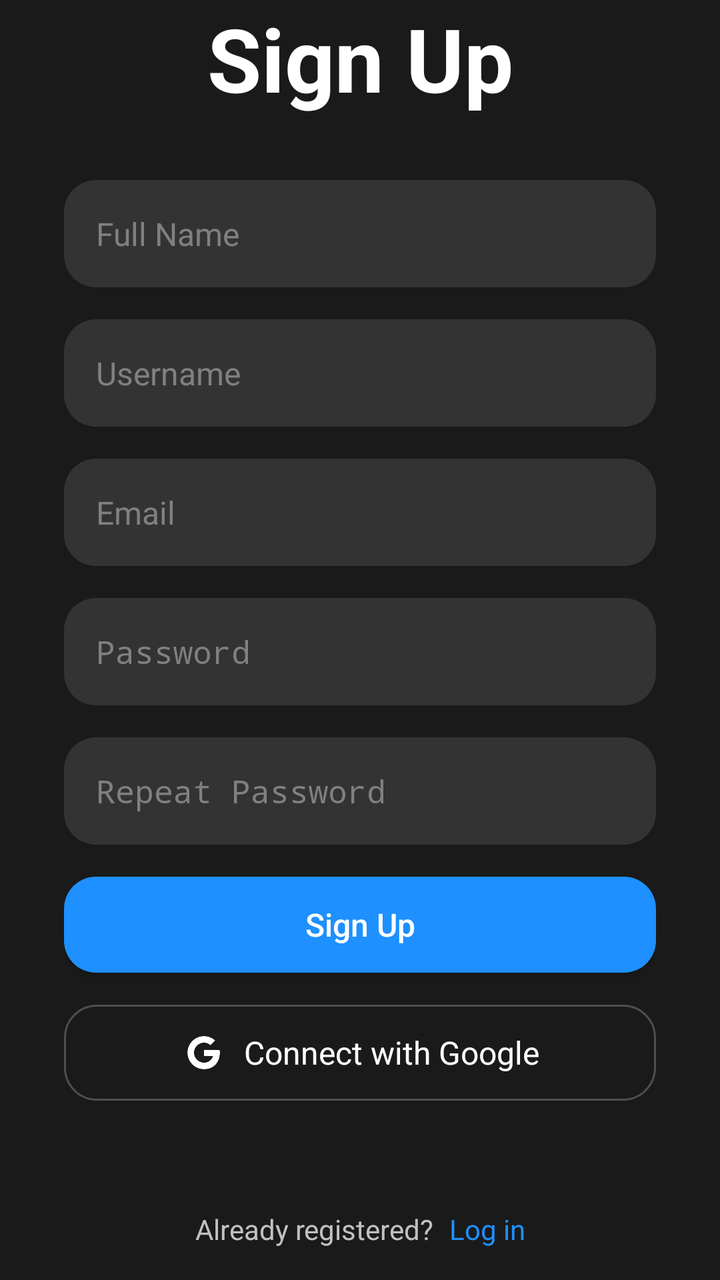
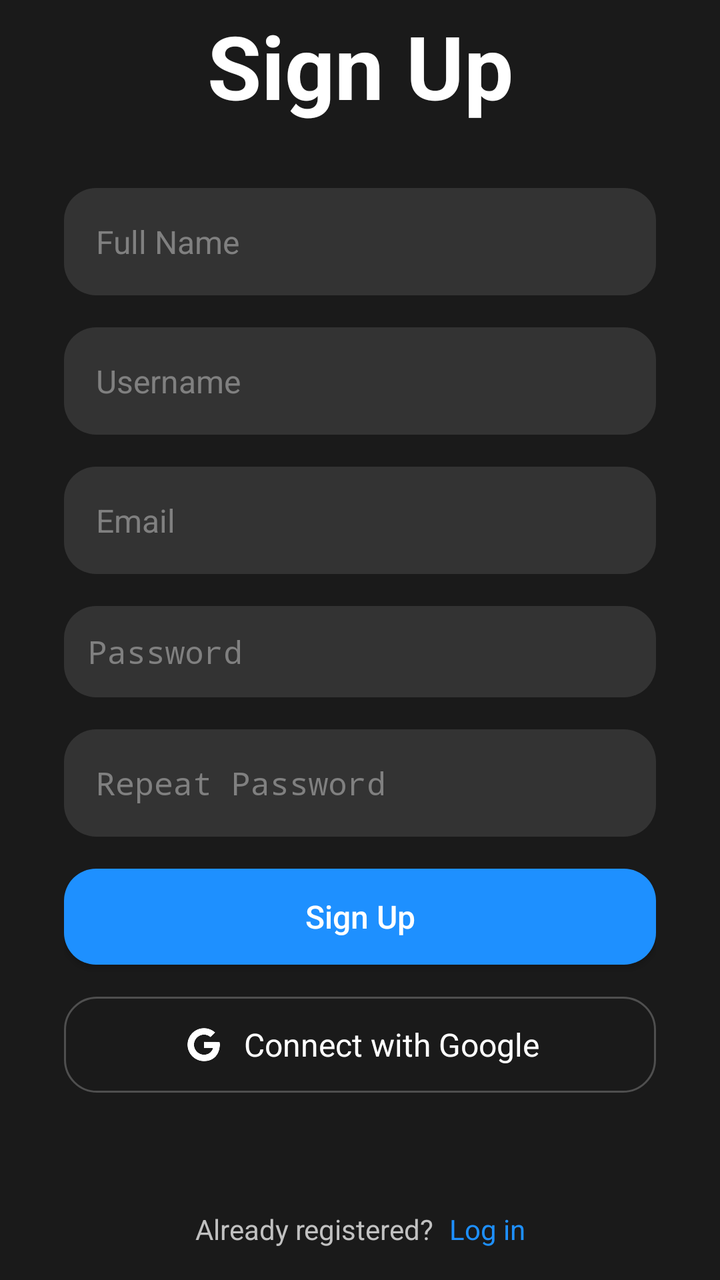

Screens rendered from an Android XML layout before and after an edit, with the pre-edit source and the edit as a unified diff.
<!-- AndroidManifest.xml: application theme Theme.AppCompat.Light.NoActionBar -->
<!-- res/layout/activity_signup.xml -->
<?xml version="1.0" encoding="utf-8"?>
<androidx.constraintlayout.widget.ConstraintLayout xmlns:android="http://schemas.android.com/apk/res/android"
    xmlns:app="http://schemas.android.com/apk/res-auto"
    xmlns:tools="http://schemas.android.com/tools"
    android:id="@+id/main"
    android:layout_width="match_parent"
    android:layout_height="match_parent"
    android:background="#1A1A1A"
    tools:context=".SignupActivity">

    <TextView
        android:id="@+id/esloganText"
        android:layout_width="wrap_content"
        android:layout_height="wrap_content"
        android:layout_marginBottom="32dp"
        android:text="Sign Up"
        android:textColor="#FFFFFF"
        android:textSize="44sp"
        android:textStyle="bold"
        app:layout_constraintBottom_toTopOf="@+id/linearLayout"
        app:layout_constraintEnd_toEndOf="parent"
        app:layout_constraintStart_toStartOf="parent" />

    <LinearLayout
        android:id="@+id/linearLayout"
        android:layout_width="match_parent"
        android:layout_height="wrap_content"
        android:layout_marginStart="32dp"
        android:layout_marginEnd="32dp"
        android:orientation="vertical"
        app:layout_constraintBottom_toBottomOf="parent"
        app:layout_constraintEnd_toEndOf="parent"
        app:layout_constraintStart_toStartOf="parent"
        app:layout_constraintTop_toTopOf="parent">

        <EditText
            android:id="@+id/nameET"
            android:layout_width="match_parent"
            android:layout_height="wrap_content"
            android:background="@drawable/rounded_edittext"
            android:hint="Full Name"
            android:inputType="text"
            android:padding="16dp"
            android:password="false"
            android:textColor="#FFFFFF"
            android:textColorHint="#808080"
            android:textSize="16sp" />

        <EditText
            android:id="@+id/userET"
            android:layout_width="match_parent"
            android:layout_height="wrap_content"
            android:layout_marginTop="16dp"
            android:background="@drawable/rounded_edittext"
            android:hint="Username"
            android:inputType="text"
            android:padding="16dp"
            android:password="false"
            android:textColor="#FFFFFF"
            android:textColorHint="#808080"
            android:textSize="16sp" />

        <EditText
            android:id="@+id/emailET"
            android:layout_width="match_parent"
            android:layout_height="wrap_content"
            android:layout_marginTop="16dp"
            android:background="@drawable/rounded_edittext"
            android:hint="Email"
            android:inputType="text"
            android:padding="16dp"
            android:password="false"
            android:textColor="#FFFFFF"
            android:textColorHint="#808080"
            android:textSize="16sp" />

        <EditText
            android:id="@+id/passwordET"
            android:layout_width="match_parent"
            android:layout_height="wrap_content"
            android:layout_marginTop="16dp"
            android:background="@drawable/rounded_edittext"
            android:hint="Password"
            android:inputType="text"
            android:padding="16dp"
            android:password="true"
            android:textColor="#FFFFFF"
            android:textColorHint="#808080"
            android:textSize="16sp" />

        <EditText
            android:id="@+id/passwordET2"
            android:layout_width="match_parent"
            android:layout_height="wrap_content"
            android:layout_marginTop="16dp"
            android:background="@drawable/rounded_edittext"
            android:hint="Repeat Password"
            android:inputType="text"
            android:padding="16dp"
            android:password="true"
            android:textColor="#FFFFFF"
            android:textColorHint="#808080"
            android:textSize="16sp" />

        <Button
            android:id="@+id/signupBtn"
            android:layout_width="match_parent"
            android:layout_height="wrap_content"
            android:layout_marginTop="16dp"
            android:background="@drawable/rounded_button"
            android:padding="12dp"
            android:text="Sign Up"
            android:textAllCaps="false"
            android:textColor="#FFFFFF"
            android:textSize="16sp" />

        <LinearLayout
            android:id="@+id/googleBtn"
            android:layout_width="match_parent"
            android:layout_height="wrap_content"
            android:layout_marginTop="16dp"
            android:background="@drawable/rounded_button_black"
            android:gravity="center"
            android:orientation="horizontal"
            android:padding="12dp">

            <ImageView
                android:layout_width="24dp"
                android:layout_height="24dp"
                android:contentDescription="Icono del botón"
                android:src="@drawable/googlelogo" />

            <Space
                android:layout_width="8dp"
                android:layout_height="wrap_content" />

            <TextView
                android:layout_width="wrap_content"
                android:layout_height="wrap_content"
                android:text="Connect with Google"
                android:textColor="#FFFFFF"
                android:textSize="16sp" />
        </LinearLayout>

    </LinearLayout>

    <LinearLayout
        android:layout_width="wrap_content"
        android:layout_height="wrap_content"
        android:layout_marginBottom="16dp"
        android:orientation="horizontal"
        app:layout_constraintBottom_toBottomOf="parent"
        app:layout_constraintEnd_toEndOf="parent"
        app:layout_constraintStart_toStartOf="parent">

        <TextView
            android:id="@+id/termsTxt"
            android:layout_width="wrap_content"
            android:layout_height="wrap_content"
            android:layout_weight="1"
            android:text="Already registered?"
            android:textColor="#C1C1C1"
            app:layout_constraintBottom_toBottomOf="parent"
            app:layout_constraintEnd_toEndOf="parent"
            app:layout_constraintStart_toStartOf="parent" />

        <TextView
            android:id="@+id/signTxt"
            android:layout_width="wrap_content"
            android:layout_height="wrap_content"
            android:layout_marginLeft="8dp"
            android:layout_weight="1"
            android:text="Log in"
            android:textColor="#1E90FF"
            app:layout_constraintBottom_toBottomOf="parent"
            app:layout_constraintEnd_toEndOf="parent"
            app:layout_constraintStart_toStartOf="parent" />
    </LinearLayout>

    <TextView
        android:id="@+id/errorTxt"
        android:layout_width="wrap_content"
        android:layout_height="wrap_content"
        android:layout_marginTop="16dp"
        android:text="Error"
        android:textColor="#FF0000"
        android:visibility="gone"
        app:layout_constraintEnd_toEndOf="parent"
        app:layout_constraintStart_toStartOf="parent"
        app:layout_constraintTop_toBottomOf="@+id/linearLayout" />
</androidx.constraintlayout.widget.ConstraintLayout>
<!-- resources referenced by this layout -->
<resources>
  <!-- drawable googlelogo: png bitmap (drawable, 2703 bytes) -->
  <!-- drawable rounded_button (drawable) -->
  <shape xmlns:android="http://schemas.android.com/apk/res/android">
      <solid android:color="#1E90FF"/>
      <corners android:radius="16dp"/>
      <padding
          android:left="16dp"
          android:right="16dp"
          android:top="10dp"
          android:bottom="10dp"/>
  </shape>
  <!-- drawable rounded_button_black (drawable) -->
  <shape xmlns:android="http://schemas.android.com/apk/res/android">
      <solid android:color="#1A1A1A"/>
      <corners android:radius="16dp"/>
      <stroke
          android:width="1dp"
          android:color="#4F4F4F" />
      <padding
          android:left="16dp"
          android:right="16dp"
          android:top="10dp"
          android:bottom="10dp"/>
  </shape>
  <!-- drawable rounded_edittext (drawable) -->
  <shape xmlns:android="http://schemas.android.com/apk/res/android">
      <solid android:color="#333333" />
  
      <corners android:radius="16dp" />
  
      <padding
          android:left="12dp"
          android:right="12dp"
          android:top="12dp"
          android:bottom="12dp" />
  </shape>
</resources>

<!-- the commit's change to res/layout/activity_signup.xml (unified diff, before → after) -->
@@ -74,33 +74,70 @@
             android:textColorHint="#808080"
             android:textSize="16sp" />
 
-        <EditText
-            android:id="@+id/passwordET"
-            android:layout_width="match_parent"
-            android:layout_height="wrap_content"
-            android:layout_marginTop="16dp"
-            android:background="@drawable/rounded_edittext"
-            android:hint="Password"
-            android:inputType="text"
-            android:padding="16dp"
-            android:password="true"
-            android:textColor="#FFFFFF"
-            android:textColorHint="#808080"
-            android:textSize="16sp" />
-
-        <EditText
-            android:id="@+id/passwordET2"
-            android:layout_width="match_parent"
-            android:layout_height="wrap_content"
-            android:layout_marginTop="16dp"
-            android:background="@drawable/rounded_edittext"
-            android:hint="Repeat Password"
-            android:inputType="text"
-            android:padding="16dp"
-            android:password="true"
-            android:textColor="#FFFFFF"
-            android:textColorHint="#808080"
-            android:textSize="16sp" />
+        <androidx.constraintlayout.widget.ConstraintLayout
+            android:layout_width="match_parent"
+            android:layout_height="match_parent"
+            android:paddingTop="16dp">
+
+            <EditText
+                android:id="@+id/passwordET"
+                android:layout_width="match_parent"
+                android:layout_height="wrap_content"
+                android:background="@drawable/rounded_edittext"
+                android:hint="Password"
+                android:inputType="text"
+                android:password="true"
+                android:textColor="#FFFFFF"
+                android:textColorHint="#808080"
+                android:textSize="16sp"
+                app:layout_constraintEnd_toEndOf="parent"
+                app:layout_constraintStart_toStartOf="parent"
+                app:layout_constraintTop_toTopOf="parent" />
+
+            <ImageView
+                android:id="@+id/visibilitybtn"
+                android:layout_width="32dp"
+                android:layout_height="32dp"
+                android:layout_marginEnd="16dp"
+                android:tint="#FFFFFF"
+                app:layout_constraintBottom_toBottomOf="parent"
+                app:layout_constraintEnd_toEndOf="parent"
+                app:layout_constraintTop_toTopOf="@+id/passwordET"
+                app:srcCompat="@drawable/invisible" />
+        </androidx.constraintlayout.widget.ConstraintLayout>
+
+        <androidx.constraintlayout.widget.ConstraintLayout
+            android:layout_width="match_parent"
+            android:layout_height="match_parent">
+
+            <EditText
+                android:id="@+id/passwordET2"
+                android:layout_width="match_parent"
+                android:layout_height="wrap_content"
+                android:layout_marginTop="16dp"
+                android:background="@drawable/rounded_edittext"
+                android:hint="Repeat Password"
+                android:inputType="text"
+                android:padding="16dp"
+                android:password="true"
+                android:textColor="#FFFFFF"
+                android:textColorHint="#808080"
+                android:textSize="16sp"
+                app:layout_constraintEnd_toEndOf="parent"
+                app:layout_constraintStart_toStartOf="parent"
+                app:layout_constraintTop_toTopOf="parent" />
+
+            <ImageView
+                android:id="@+id/visibilitybtn2"
+                android:layout_width="32dp"
+                android:layout_height="32dp"
+                android:layout_marginEnd="16dp"
+                android:tint="#FFFFFF"
+                app:layout_constraintBottom_toBottomOf="parent"
+                app:layout_constraintEnd_toEndOf="parent"
+                app:layout_constraintTop_toTopOf="@+id/passwordET2"
+                app:srcCompat="@drawable/invisible" />
+        </androidx.constraintlayout.widget.ConstraintLayout>
 
         <Button
             android:id="@+id/signupBtn"
<!-- resource entries referenced after the edit -->
@@ -1,6 +1,7 @@
 <!-- resources referenced by this layout -->
 <resources>
   <!-- drawable googlelogo: png bitmap (drawable, 2703 bytes) -->
+  <!-- drawable invisible: png bitmap (drawable, 11139 bytes) -->
   <!-- drawable rounded_button (drawable) -->
   <shape xmlns:android="http://schemas.android.com/apk/res/android">
       <solid android:color="#1E90FF"/>
